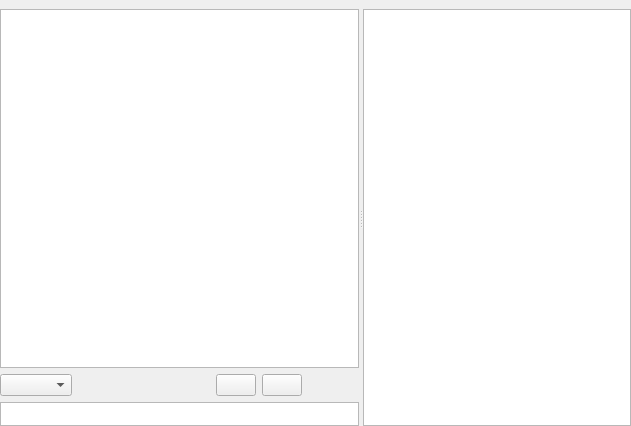
The window that application/GUI/Chat/ChatWidget.ui (Ummon/D-LAN) describes before a commit, drawn with Qt 5.
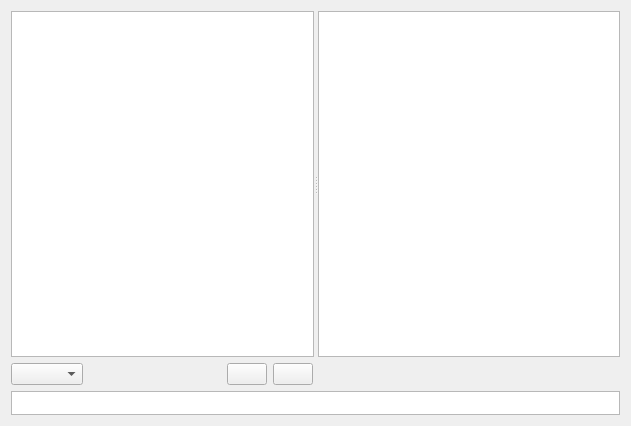
The same window after the commit. Icons and pictures are not drawn. Custom widgets are drawn as their Qt base class.

Commit message: Change the chat widget layouting a bit.

What changed in the file:
```diff
--- a/application/GUI/Chat/ChatWidget.ui
+++ b/application/GUI/Chat/ChatWidget.ui
@@ -13,36 +13,14 @@
   <property name="windowTitle">
    <string>Chat</string>
   </property>
-  <layout class="QVBoxLayout" name="layMain">
-   <property name="spacing">
-    <number>6</number>
-   </property>
-   <property name="leftMargin">
-    <number>0</number>
-   </property>
-   <property name="topMargin">
-    <number>9</number>
-   </property>
-   <property name="rightMargin">
-    <number>0</number>
-   </property>
-   <property name="bottomMargin">
-    <number>0</number>
-   </property>
+  <layout class="QVBoxLayout" name="verticalLayout_2">
+   <item>
+    <layout class="QVBoxLayout" name="verticalLayout" stretch="1,0,0">
    <item>
     <widget class="QSplitter" name="splitter">
-     <property name="lineWidth">
-      <number>1</number>
-     </property>
      <property name="orientation">
       <enum>Qt::Horizontal</enum>
      </property>
-     <property name="opaqueResize">
-      <bool>false</bool>
-     </property>
-     <widget class="QWidget" name="layoutWidget">
-      <layout class="QVBoxLayout" name="verticalLayout">
-       <item>
         <widget class="QTableView" name="tblChat">
          <property name="sizePolicy">
           <sizepolicy hsizetype="Expanding" vsizetype="Expanding">
@@ -51,9 +29,18 @@
           </sizepolicy>
          </property>
         </widget>
+       <widget class="QTableView" name="tblRoomPeers">
+        <property name="sizePolicy">
+         <sizepolicy hsizetype="Expanding" vsizetype="Expanding">
+          <horstretch>0</horstretch>
+          <verstretch>0</verstretch>
+         </sizepolicy>
+        </property>
+       </widget>
+      </widget>
        </item>
        <item>
-        <layout class="QHBoxLayout" name="horizontalLayout">
+      <layout class="QHBoxLayout" name="horizontalLayout" stretch="0,0,0,0,0,0,0">
          <item>
           <widget class="QComboBox" name="cmbFontSize"/>
          </item>
@@ -171,8 +158,8 @@
           <string notr="true">&lt;!DOCTYPE HTML PUBLIC &quot;-//W3C//DTD HTML 4.0//EN&quot; &quot;http://www.w3.org/TR/REC-html40/strict.dtd&quot;&gt;
 &lt;html&gt;&lt;head&gt;&lt;meta name=&quot;qrichtext&quot; content=&quot;1&quot; /&gt;&lt;style type=&quot;text/css&quot;&gt;
 p, li { white-space: pre-wrap; }
-&lt;/style&gt;&lt;/head&gt;&lt;body style=&quot; font-family:'Sans'; font-size:8pt; font-weight:400; font-style:normal;&quot;&gt;
-&lt;p style=&quot;-qt-paragraph-type:empty; margin-top:0px; margin-bottom:0px; margin-left:0px; margin-right:0px; -qt-block-indent:0; text-indent:0px;&quot;&gt;&lt;br /&gt;&lt;/p&gt;&lt;/body&gt;&lt;/html&gt;</string>
+&lt;/style&gt;&lt;/head&gt;&lt;body style=&quot; font-family:'MS Shell Dlg 2'; font-size:8.25pt; font-weight:400; font-style:normal;&quot;&gt;
+&lt;p style=&quot;-qt-paragraph-type:empty; margin-top:0px; margin-bottom:0px; margin-left:0px; margin-right:0px; -qt-block-indent:0; text-indent:0px; font-family:'Sans'; font-size:8pt;&quot;&gt;&lt;br /&gt;&lt;/p&gt;&lt;/body&gt;&lt;/html&gt;</string>
          </property>
          <property name="textInteractionFlags">
           <set>Qt::TextEditorInteraction</set>
@@ -180,16 +167,6 @@
         </widget>
        </item>
       </layout>
-     </widget>
-     <widget class="QTableView" name="tblRoomPeers">
-      <property name="sizePolicy">
-       <sizepolicy hsizetype="Expanding" vsizetype="Expanding">
-        <horstretch>0</horstretch>
-        <verstretch>0</verstretch>
-       </sizepolicy>
-      </property>
-     </widget>
-    </widget>
    </item>
   </layout>
  </widget>
```
Lines whose indentation alone changed are shown as unchanged.
